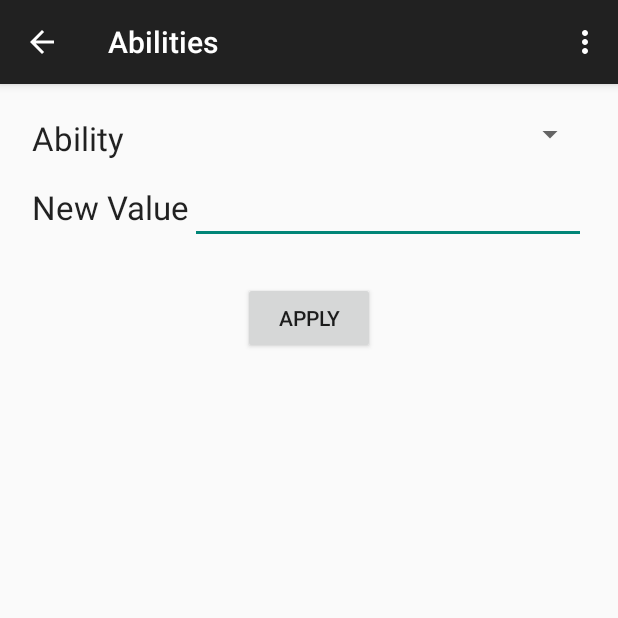
After one commit to mlazze/dnd3.5-android, an Android app: the Abilities screen opened directly, with no data from a screen before it, on a phone screen of 412 x 824 dp, the top half of it. The commit adds this screen. Run offline under Robolectric (Android 15) with nearby library versions, the phone set to English and light mode, and no system bars.

Commit message:
Abilities done

```diff
--- /dev/null
+++ b/dndcharacter/src/main/java/com/skij/dndcharacter/Abilities.java
@@ -0,0 +1,110 @@
+package com.skij.dndcharacter;
+
+import android.content.Intent;
+import android.os.Bundle;
+import android.support.v7.app.ActionBarActivity;
+import android.view.Menu;
+import android.view.MenuItem;
+import android.view.View;
+import android.widget.AdapterView;
+import android.widget.ArrayAdapter;
+import android.widget.EditText;
+import android.widget.Spinner;
+import android.widget.Toast;
+
+import core.ABILITIES;
+import core.DnDCharacterManipulator;
+
+
+public class Abilities extends ActionBarActivity {
+    DnDCharacterManipulator character;
+    int posInArray = -1;
+
+    @Override
+    protected void onCreate(Bundle savedInstanceState) {
+        super.onCreate(savedInstanceState);
+        setContentView(R.layout.activity_abilities);
+
+        Intent i = getIntent();
+        posInArray = i.getIntExtra("Character", -1);
+        if (posInArray == -1 || posInArray >= Utils.getCharacterList(this).size()) {
+            Toast.makeText(this, "ERROR", Toast.LENGTH_LONG).show();
+            return;
+        }
+
+        character = Utils.getCharacter(posInArray, this);
+
+        setSpinner(ABILITIES.values(), R.id.abilities_abilities_spinner);
+        final Spinner s = (Spinner) findViewById(R.id.abilities_abilities_spinner);
+        s.setOnItemSelectedListener(new AdapterView.OnItemSelectedListener() {
+
+            public void onItemSelected(AdapterView<?> arg0, View arg1, int arg2,
+                                       long arg3) {
+                int x = s.getSelectedItemPosition();
+                ((EditText) findViewById(R.id.abilities_value)).getText().clear();
+                ((EditText) findViewById(R.id.abilities_value)).getText().insert(0, "" + character.getAbilities().get(ABILITIES.values()[x]));
+            }
+
+            @Override
+            public void onNothingSelected(AdapterView<?> parent) {
+                ((EditText) findViewById(R.id.abilities_value)).getText().insert(0, "");
+            }
+        });
+    }
+
+    private <T> void setSpinner(T[] array, int resourceId) {
+        Spinner s = (Spinner) findViewById(resourceId);
+        s.setAdapter(new ArrayAdapter<>(this, android.R.layout.simple_spinner_item, array));
+    }
+
+    @Override
+    public boolean onCreateOptionsMenu(Menu menu) {
+        // Inflate the menu; this adds items to the action bar if it is present.
+        getMenuInflater().inflate(R.menu.menu_abilities, menu);
+        return true;
+    }
+
+    @Override
+    public boolean onOptionsItemSelected(MenuItem item) {
+        // Handle action bar item clicks here. The action bar will
+        // automatically handle clicks on the Home/Up button, so long
+        // as you specify a parent activity in AndroidManifest.xml.
+        int id = item.getItemId();
+
+        //noinspection SimplifiableIfStatement
+        if (id == R.id.action_settings) {
+            return true;
+        }
+        if (id == android.R.id.home) {
+            finish();
+            return true;
+        }
+
+        return super.onOptionsItemSelected(item);
+    }
+
+    public void apply(View view) {
+        int value;
+        try {
+            value = Integer.parseInt(((EditText) findViewById(R.id.abilities_value)).getText().toString());
+        } catch (NumberFormatException e) {
+            Toast.makeText(this, "Missing required parameters", Toast.LENGTH_LONG).show();
+            return;
+        }
+
+        ABILITIES a;
+        int pos = (((Spinner) findViewById(R.id.abilities_abilities_spinner)).getSelectedItemPosition());
+        try {
+            a = ABILITIES.values()[pos];
+        } catch (ArrayIndexOutOfBoundsException e) {
+            Toast.makeText(this, "Missing required parameters", Toast.LENGTH_LONG).show();
+            return;
+        }
+
+        //applychanges
+        character.setAbilitySkill(a, value);
+        Toast.makeText(this, "Setting " + a + " to " + value, Toast.LENGTH_SHORT).show();
+        Utils.editCharacter(character, posInArray, this);
+
+    }
+}
--- /dev/null
+++ b/dndcharacter/src/main/res/layout/activity_abilities.xml
@@ -0,0 +1,75 @@
+<RelativeLayout xmlns:android="http://schemas.android.com/apk/res/android"
+    xmlns:tools="http://schemas.android.com/tools"
+    android:layout_width="match_parent"
+    android:layout_height="match_parent"
+    android:paddingBottom="@dimen/activity_vertical_margin"
+    android:paddingLeft="@dimen/activity_horizontal_margin"
+    android:paddingRight="@dimen/activity_horizontal_margin"
+    android:paddingTop="@dimen/activity_vertical_margin"
+    tools:context="com.skij.dndcharacter.Abilities">
+
+    <ScrollView
+        android:id="@+id/scrollView"
+        android:layout_width="fill_parent"
+        android:layout_height="fill_parent"
+        android:scrollbars="none">
+
+        <LinearLayout
+            android:id="@+id/linearLayout"
+            android:layout_width="fill_parent"
+            android:layout_height="fill_parent"
+            android:orientation="vertical"
+            tools:ignore="UselessParent">
+
+            <LinearLayout
+                android:layout_width="fill_parent"
+                android:layout_height="wrap_content"
+                android:padding="5dp">
+
+                <TextView
+                    android:id="@+id/abilities_ability_label"
+                    android:layout_width="wrap_content"
+                    android:layout_height="wrap_content"
+                    android:text="@string/abilities_ability_label"
+                    android:textAppearance="?android:attr/textAppearanceLarge" />
+
+                <Spinner
+                    android:id="@+id/abilities_abilities_spinner"
+                    android:layout_width="0dp"
+                    android:layout_height="wrap_content"
+                    android:layout_weight="1" />
+
+
+            </LinearLayout>
+
+            <LinearLayout
+                android:layout_width="fill_parent"
+                android:layout_height="wrap_content"
+                android:padding="5dp">
+
+                <TextView
+                    android:id="@+id/abilities_value_label"
+                    android:layout_width="wrap_content"
+                    android:layout_height="wrap_content"
+                    android:text="@string/abilities_value_label"
+                    android:textAppearance="?android:attr/textAppearanceLarge" />
+
+                <EditText
+                    android:id="@+id/abilities_value"
+                    android:layout_width="0dp"
+                    android:layout_height="wrap_content"
+                    android:layout_weight="1"
+                    android:inputType="numberDecimal" />
+            </LinearLayout>
+
+            <Button
+                android:id="@+id/abilities_apply"
+                android:layout_width="wrap_content"
+                android:layout_height="wrap_content"
+                android:layout_gravity="center_horizontal"
+                android:layout_marginTop="20dp"
+                android:onClick="apply"
+                android:text="@string/apply" />
+        </LinearLayout>
+    </ScrollView>
+</RelativeLayout>
--- /dev/null
+++ b/dndcharacter/src/main/res/menu/menu_abilities.xml
@@ -0,0 +1,6 @@
+<menu xmlns:android="http://schemas.android.com/apk/res/android"
+    xmlns:app="http://schemas.android.com/apk/res-auto"
+    xmlns:tools="http://schemas.android.com/tools" tools:context="com.skij.dndcharacter.Abilities">
+    <item android:id="@+id/action_settings" android:title="@string/action_settings"
+        android:orderInCategory="100" app:showAsAction="never" />
+</menu>
--- a/dndcharacter/src/main/res/values/strings.xml
+++ b/dndcharacter/src/main/res/values/strings.xml
@@ -21,7 +21,7 @@
     <string name="will">WIL</string>
     <string name="create">Create!</string>
     <string name="char_screen_levelup">Level Up</string>
-    <string name="char_screen_abilities">TODOAbilities</string>
+    <string name="char_screen_abilities">Abilities</string>
     <string name="char_screen_spells">TODOSpells</string>
     <string name="char_screen_dmgred">TODODamage Reduction</string>
     <string name="char_screen_equipment">TODOEquipment</string>
@@ -41,5 +41,8 @@
     <string name="level_up_attack_bonus_label">AtkBonus</string>
     <string name="level_up_new_stat_label">Improved Stat</string>
     <string name="level_up_customclass_label">Custom Class Name</string>
+    <string name="abilities_ability_label">Ability</string>
+    <string name="abilities_value_label">New Value</string>
     <string name="apply">Apply</string>
+    <string name="title_activity_abilities">Abilities</string>
 </resources>
--- a/dndcore/src/main/java/core/DnDCharacter.java
+++ b/dndcore/src/main/java/core/DnDCharacter.java
@@ -80,7 +80,11 @@ public class DnDCharacter implements Serializable {
         return liferolls;
     }
 
-    public ArrayList<String> getAbilities() {
+    public HashMap<ABILITIES, Integer> getAbilities() {
+        return abilities;
+    }
+
+    public ArrayList<String> getAbilitiesAsStrings() {
         ArrayList<String> res = new ArrayList<>(0);
         for (ABILITIES a : abilities.keySet())
             res.add(a.toString() + " mod" + getAbilityMod(a));
--- a/dndcore/src/main/java/core/DnDCharacterManipulator.java
+++ b/dndcore/src/main/java/core/DnDCharacterManipulator.java
@@ -111,7 +111,7 @@ public class DnDCharacterManipulator extends DnDCharacter implements
 
         try {
             getcurrentHP(); // just to check
-            getAbilities();
+            getAbilitiesAsStrings();
             for (Weapon w : weapons) {
                 getAttackBonuses(w, 0);
                 getDamageCrit(w, null);
@@ -388,7 +388,7 @@ public class DnDCharacterManipulator extends DnDCharacter implements
                 res += e + "\n";
 
             res += "====ABILITIES====\n";
-            for (String a : getAbilities())
+            for (String a : getAbilitiesAsStrings())
                 res += a + "\n";
 
             res += "====FEATS====\n";
```
Also changed, not shown: dndcharacter/src/main/AndroidManifest.xml (+8 -0 lines), dndcharacter/src/main/java/com/skij/dndcharacter/CharacterScreen.java (+14 -7 lines), dndcharacter/src/main/java/com/skij/dndcharacter/HomeScreen.java (+2 -5 lines), dndcharacter/src/main/java/com/skij/dndcharacter/LevelUp.java (+11 -13 lines), dndcharacter/src/main/java/com/skij/dndcharacter/NewCharacter.java (+1 -22 lines), dndcharacter/src/main/java/com/skij/dndcharacter/Utils.java (+14 -7 lines).
